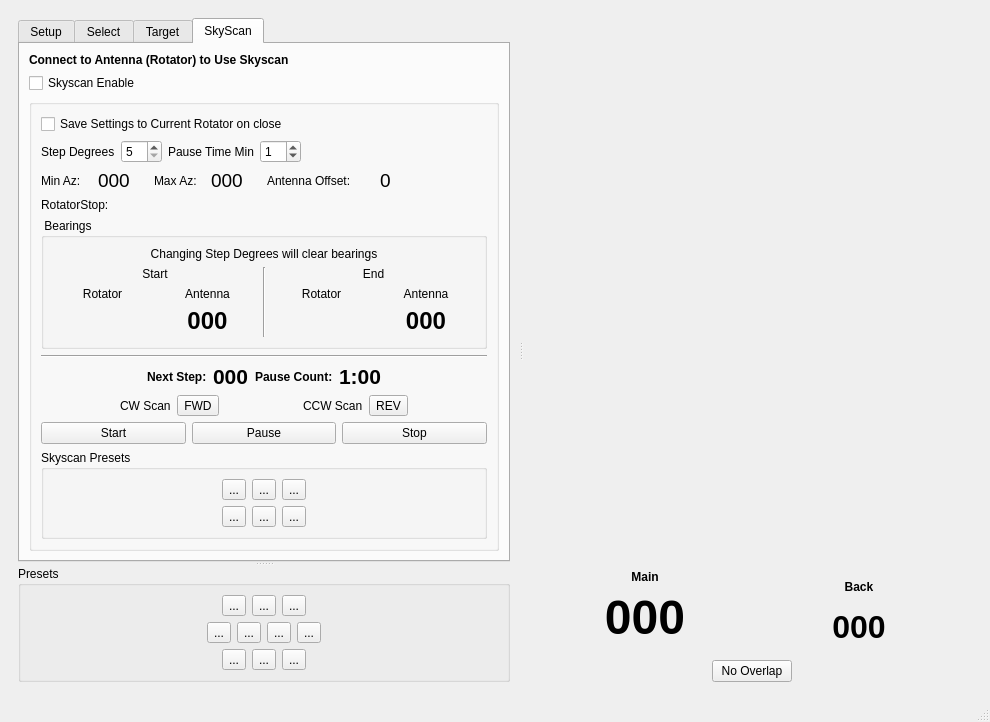
Qt form mqt/MqtRotator/rotatormainwindow.ui (Rsclub22/Minos2-Mirror) before a commit.
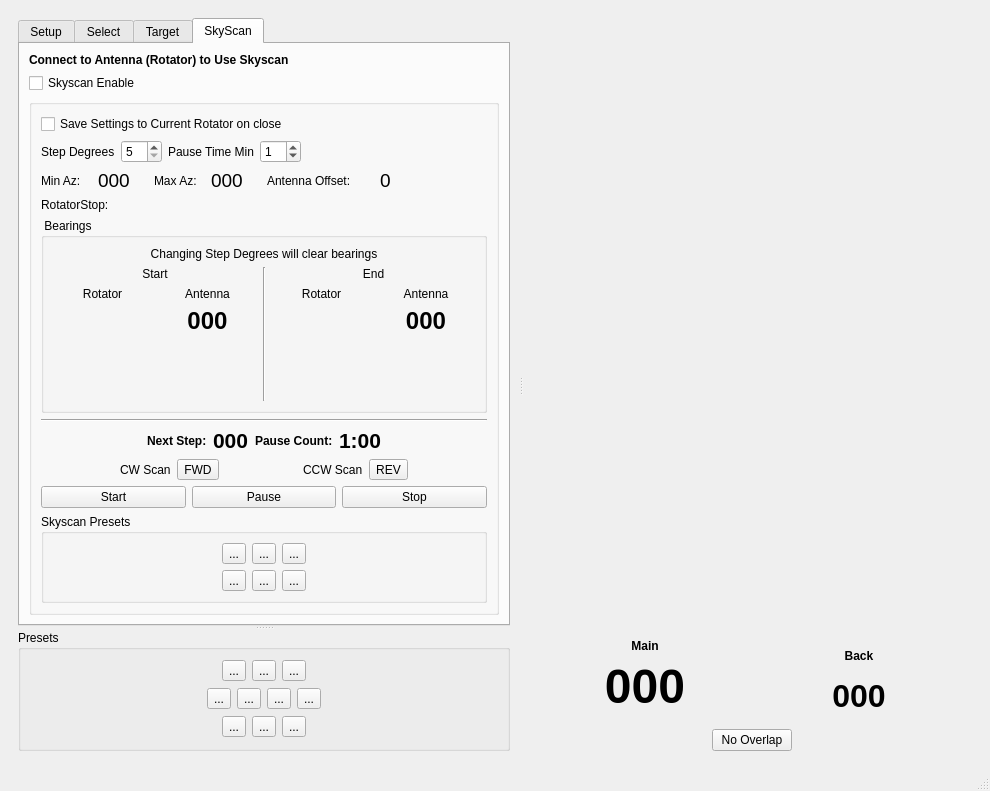
The same form after that commit. Custom widgets are drawn as their Qt base class.

Commit message: work on edit skyscan preset - add compass dial with no needle

Patch:
```diff
--- a/mqt/MqtRotator/rotatormainwindow.ui
+++ b/mqt/MqtRotator/rotatormainwindow.ui
@@ -10,7 +10,7 @@
     <x>0</x>
     <y>0</y>
     <width>990</width>
-    <height>717</height>
+    <height>791</height>
    </rect>
   </property>
   <property name="windowTitle">
@@ -1096,6 +1096,13 @@
                          </property>
                         </spacer>
                        </item>
+                       <item>
+                        <widget class="QToolButton" name="skyscanPreset3">
+                         <property name="text">
+                          <string>...</string>
+                         </property>
+                        </widget>
+                       </item>
                        <item>
                         <widget class="QToolButton" name="skyscanPreset4">
                          <property name="text">
@@ -1103,13 +1110,6 @@
                          </property>
                         </widget>
                        </item>
-                       <item>
-                        <widget class="QToolButton" name="skyscanPreset4_2">
-                         <property name="text">
-                          <string>...</string>
-                         </property>
-                        </widget>
-                       </item>
                        <item>
                         <widget class="QToolButton" name="skyscanPreset5">
                          <property name="text">
```
Left out of the diff: 2 changed lines with no effect on the pictures. The commit also changes 8 other files.
